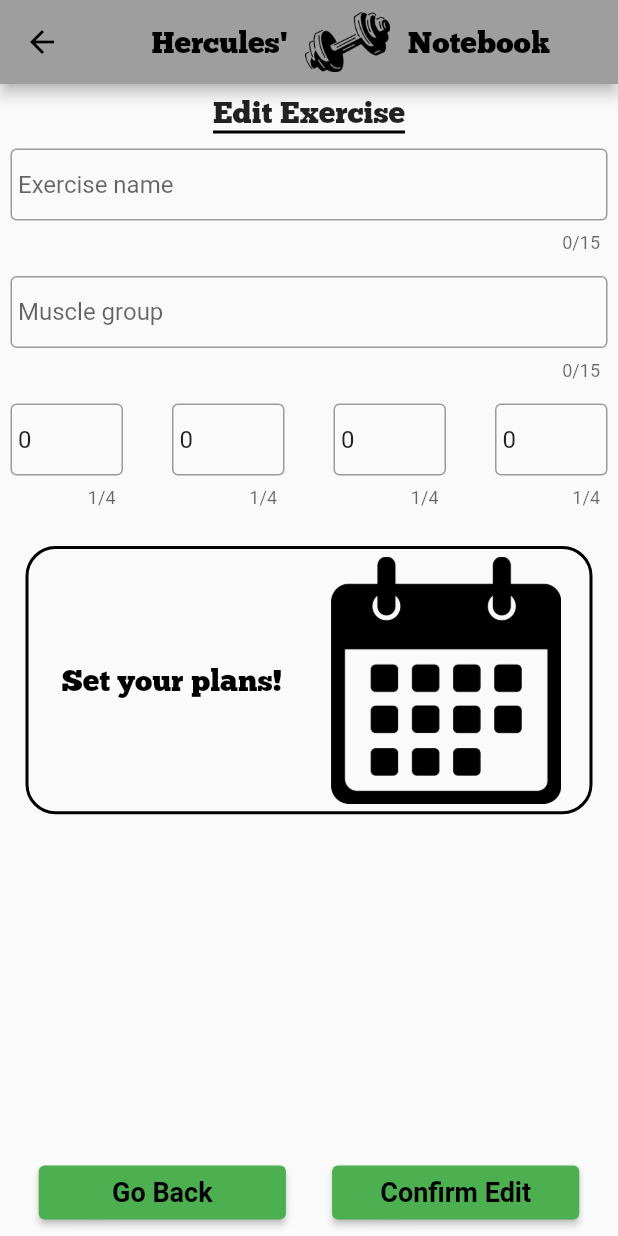
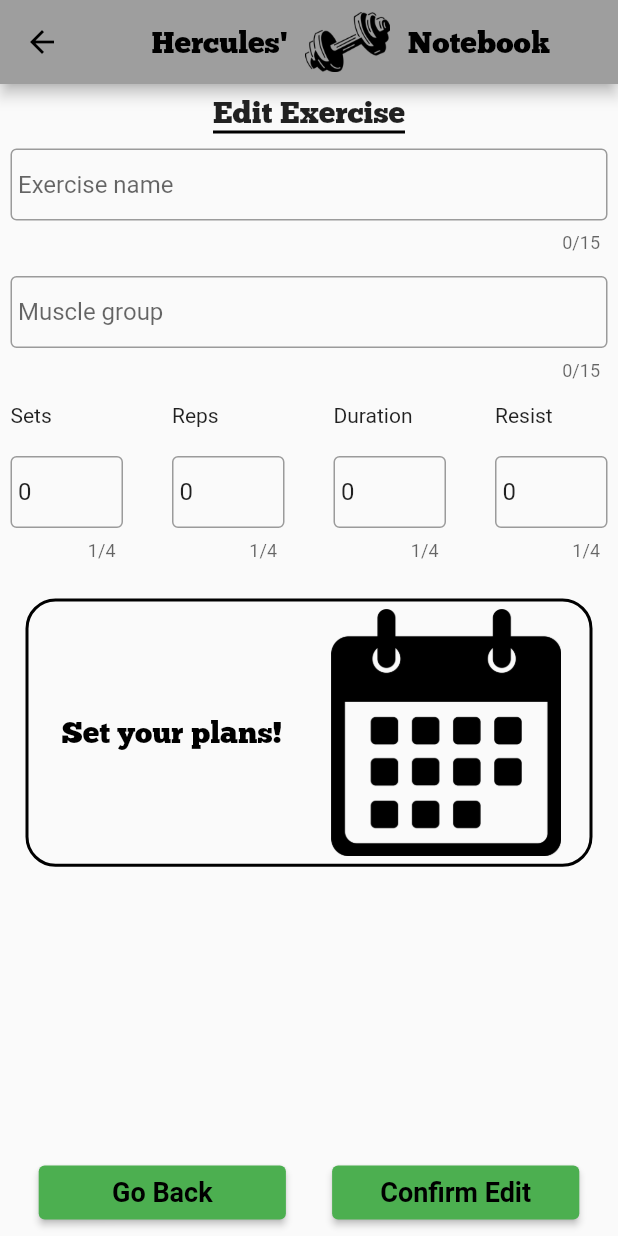
Before and after one commit to COP4331-Group15/COP4331-Workout-Planner-Mobile, a Flutter app: the EditExercisePage screen opened directly with empty values, on a phone screen of 412 x 824 dp. Run offline on Flutter 3.47's test engine with Material 2 defaults, Android fonts, the light colour scheme and no system bars; our stand-ins replace firebase_auth, firebase_core, table_calendar; missing offline and left inert: drag_and_drop_lists; accounts and stored records are empty; network calls fail; Roboto replaces fonts that are missing (Georgia).

Commit message:
add labels to exercise page

```diff
--- a/lib/screens/editExercises.dart
+++ b/lib/screens/editExercises.dart
@@ -125,6 +125,13 @@
                     Row(
                         mainAxisAlignment: MainAxisAlignment.spaceBetween,
                         children: [
+                          Column(
+                            children: [
+                              Container(
+                                  margin: const EdgeInsets.all(5.0),
+                                  height: 25,
+                                  width: 75,
+                                  child: Text("Sets")),
                               Container(
                                   margin: const EdgeInsets.all(5.0),
                                   height: 75,
@@ -137,17 +144,28 @@
                                       contentPadding: EdgeInsets.all(5.0),
                                       border: OutlineInputBorder(
                                         borderSide: BorderSide(
-                                        color: Theme.of(context).accentColor,
+                                            color:
+                                                Theme.of(context).accentColor,
                                             width: 5.0),
                                       ),
                                       focusedBorder: OutlineInputBorder(
                                         borderSide: BorderSide(
-                                        color: Theme.of(context).primaryColor,
+                                            color:
+                                                Theme.of(context).primaryColor,
                                             width: 5.0),
                                       ),
                                       hintText: "Sets",
                                     ),
                                   )),
+                            ],
+                          ),
+                          Column(
+                            children: [
+                              Container(
+                                  margin: const EdgeInsets.all(5.0),
+                                  height: 25,
+                                  width: 75,
+                                  child: Text("Reps")),
                               Container(
                                   margin: const EdgeInsets.all(5.0),
                                   height: 75,
@@ -160,17 +178,28 @@
                                       contentPadding: EdgeInsets.all(5.0),
                                       border: OutlineInputBorder(
                                         borderSide: BorderSide(
-                                        color: Theme.of(context).accentColor,
+                                            color:
+                                                Theme.of(context).accentColor,
                                             width: 5.0),
                                       ),
                                       focusedBorder: OutlineInputBorder(
                                         borderSide: BorderSide(
-                                        color: Theme.of(context).primaryColor,
+                                            color:
+                                                Theme.of(context).primaryColor,
                                             width: 5.0),
                                       ),
                                       hintText: "Reps",
                                     ),
                                   )),
+                            ],
+                          ),
+                          Column(
+                            children: [
+                              Container(
+                                  margin: const EdgeInsets.all(5.0),
+                                  height: 25,
+                                  width: 75,
+                                  child: Text("Duration")),
                               Container(
                                   margin: const EdgeInsets.all(5.0),
                                   height: 75,
@@ -183,17 +212,28 @@
                                       contentPadding: EdgeInsets.all(5.0),
                                       border: OutlineInputBorder(
                                         borderSide: BorderSide(
-                                        color: Theme.of(context).accentColor,
+                                            color:
+                                                Theme.of(context).accentColor,
                                             width: 5.0),
                                       ),
                                       focusedBorder: OutlineInputBorder(
                                         borderSide: BorderSide(
-                                        color: Theme.of(context).primaryColor,
+                                            color:
+                                                Theme.of(context).primaryColor,
                                             width: 5.0),
                                       ),
-                                  hintText: "Length",
+                                      hintText: "Dur",
                                     ),
                                   )),
+                            ],
+                          ),
+                          Column(
+                            children: [
+                              Container(
+                                  margin: const EdgeInsets.all(5.0),
+                                  height: 25,
+                                  width: 75,
+                                  child: Text("Resist")),
                               Container(
                                   margin: const EdgeInsets.all(5.0),
                                   height: 75,
@@ -206,17 +246,21 @@
                                       contentPadding: EdgeInsets.all(5.0),
                                       border: OutlineInputBorder(
                                         borderSide: BorderSide(
-                                        color: Theme.of(context).accentColor,
+                                            color:
+                                                Theme.of(context).accentColor,
                                             width: 5.0),
                                       ),
                                       focusedBorder: OutlineInputBorder(
                                         borderSide: BorderSide(
-                                        color: Theme.of(context).primaryColor,
+                                            color:
+                                                Theme.of(context).primaryColor,
                                             width: 5.0),
                                       ),
                                       hintText: "Resist",
                                     ),
                                   )),
+                            ],
+                          ),
                         ]),
                     Container(
                         decoration: BoxDecoration(
```
Lines whose indentation alone changed are shown as unchanged.
